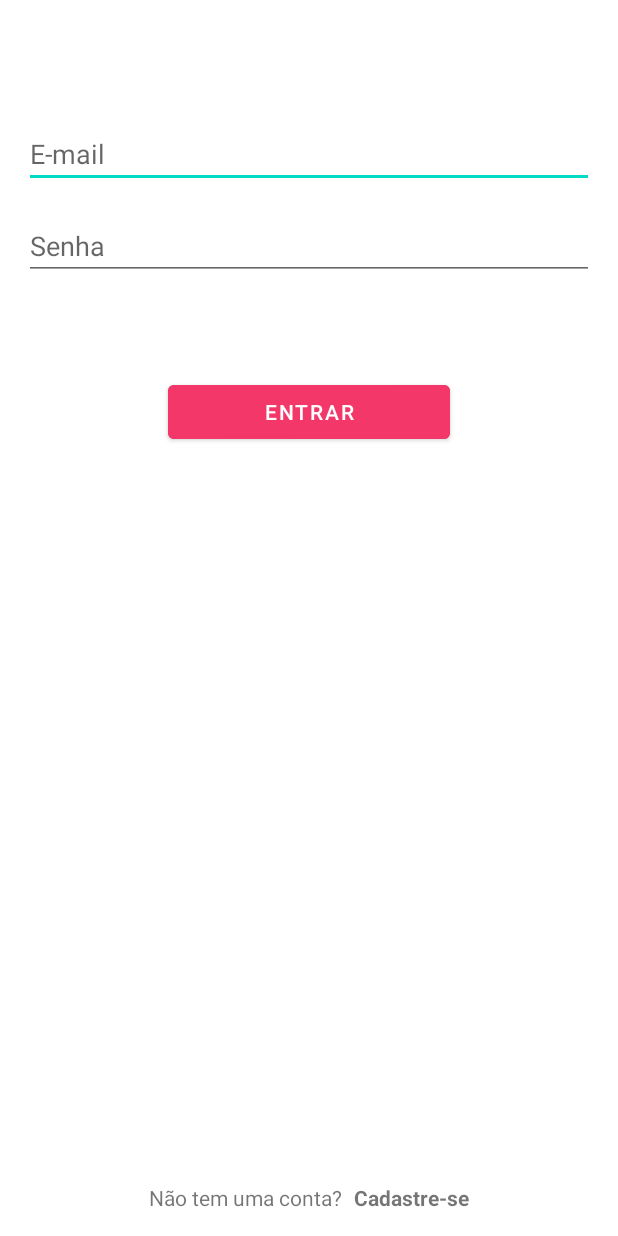
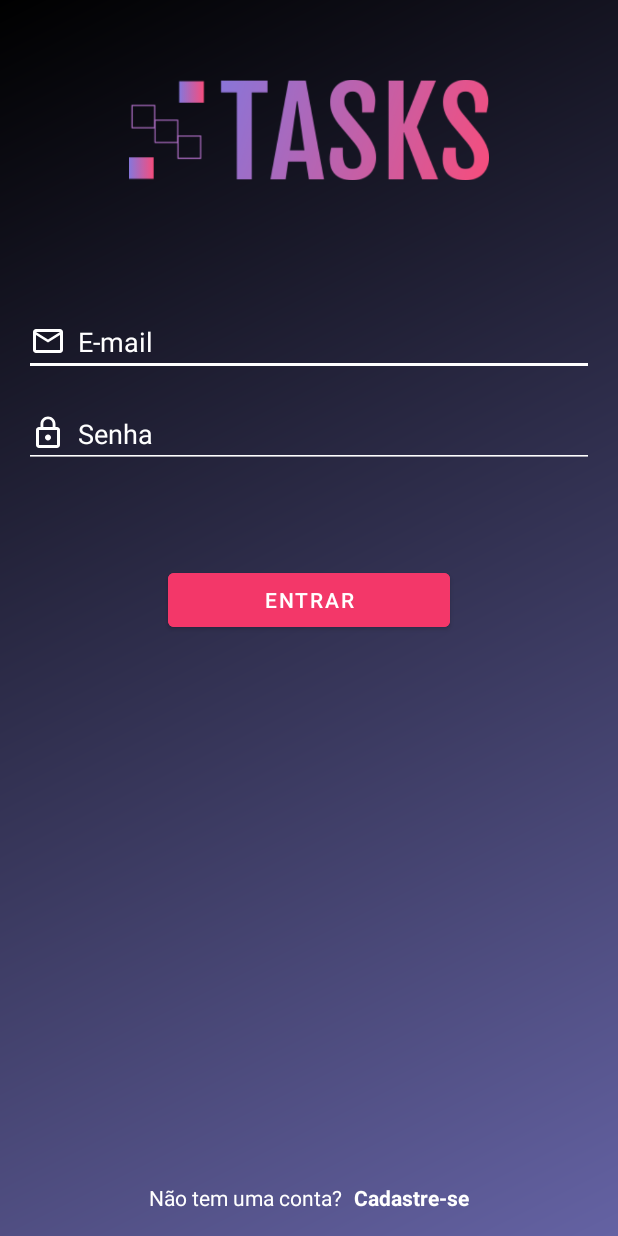
Before and after one commit to Caseca93/Task-Android, an Android app: the layout activity_login.xml on its own in the app's theme, with its tools: preview values and no code run, on a phone screen of 412 x 824 dp. Run offline under Robolectric (Android 15) with nearby library versions, the phone set to English and light mode, and no system bars; network calls fail.

Commit message:
LAYOUT - criando mais styles e icones

```diff
--- a/app/src/main/java/com/devmasterteam/tasks/view/LoginActivity.kt
+++ b/app/src/main/java/com/devmasterteam/tasks/view/LoginActivity.kt
@@ -26,6 +26,7 @@ class LoginActivity : AppCompatActivity(), View.OnClickListener {
 
         // Layout
         setContentView(binding.root)
+        supportActionBar?.hide()
 
         // Eventos
         binding.buttonLogin.setOnClickListener(this)
--- /dev/null
+++ b/app/src/main/res/drawable/shape_background.xml
@@ -0,0 +1,9 @@
+<?xml version="1.0" encoding="utf-8"?>
+<shape xmlns:android="http://schemas.android.com/apk/res/android"
+    android:shape="rectangle">
+    <gradient
+        android:angle="135"
+        android:startColor="@color/purple_500"
+        android:endColor="@color/black"
+        android:type="linear"/>
+</shape>
--- a/app/src/main/res/layout/activity_login.xml
+++ b/app/src/main/res/layout/activity_login.xml
@@ -4,25 +4,40 @@
     xmlns:tools="http://schemas.android.com/tools"
     android:layout_width="match_parent"
     android:layout_height="match_parent"
+    android:background="@drawable/shape_background"
     android:padding="16dp"
     tools:context=".view.LoginActivity">
 
-    <EditText
-        android:id="@+id/edit_email"
-        android:layout_width="0dp"
+    <ImageView
+        android:id="@+id/image_logo"
+        android:layout_width="240dp"
+        android:layout_marginTop="16dp"
         android:layout_height="wrap_content"
-        android:layout_marginTop="64dp"
-        android:hint="@string/email"
-        android:inputType="textEmailAddress"
+        android:src="@drawable/ic_logotipo"
         app:layout_constraintEnd_toEndOf="parent"
         app:layout_constraintStart_toStartOf="parent"
         app:layout_constraintTop_toTopOf="parent" />
 
     <EditText
+        android:id="@+id/edit_email"
+        style="@style/EditTextWhite"
+        android:layout_width="0dp"
+        android:layout_height="wrap_content"
+        android:layout_marginTop="64dp"
+        android:drawableStart="@drawable/ic_mail"
+        android:hint="@string/email"
+        android:inputType="textEmailAddress"
+        app:layout_constraintEnd_toEndOf="parent"
+        app:layout_constraintStart_toStartOf="parent"
+        app:layout_constraintTop_toBottomOf="@id/image_logo" />
+
+    <EditText
         android:id="@+id/edit_password"
+        style="@style/EditTextWhite"
         android:layout_width="0dp"
         android:layout_height="wrap_content"
         android:layout_marginTop="16dp"
+        android:drawableStart="@drawable/ic_lock"
         android:hint="@string/senha"
         android:inputType="textPassword"
         app:layout_constraintEnd_toEndOf="parent"
@@ -31,11 +46,11 @@
 
     <Button
         android:id="@+id/button_login"
+        style="@style/DefaultButton"
         android:layout_width="wrap_content"
         android:layout_height="wrap_content"
         android:layout_gravity="center_horizontal"
         android:layout_marginTop="64dp"
-        style="@style/DefaultButton"
         android:text="@string/entrar"
         app:layout_constraintEnd_toEndOf="parent"
         app:layout_constraintStart_toStartOf="parent"
@@ -46,6 +61,7 @@
         android:layout_width="wrap_content"
         android:layout_height="wrap_content"
         android:text="@string/nao_tem_uma_conta"
+        android:textColor="@color/white"
         app:layout_constraintBottom_toBottomOf="parent"
         app:layout_constraintEnd_toStartOf="@id/text_register"
         app:layout_constraintHorizontal_chainStyle="packed"
@@ -58,6 +74,7 @@
         android:layout_marginStart="8dp"
         android:layout_toEndOf="@id/text_new_account"
         android:text="@string/cadastre_se"
+        android:textColor="@color/white"
         android:textStyle="bold"
         app:layout_constraintBottom_toBottomOf="parent"
         app:layout_constraintEnd_toEndOf="parent"
--- a/app/src/main/res/layout/app_bar_main.xml
+++ b/app/src/main/res/layout/app_bar_main.xml
@@ -28,7 +28,9 @@
         android:layout_height="wrap_content"
         android:layout_gravity="bottom|end"
         android:layout_marginEnd="@dimen/fab_margin"
+        android:backgroundTint="@color/pink"
+        app:tint="@color/white"
         android:layout_marginBottom="16dp"
-        app:srcCompat="@android:drawable/ic_dialog_email" />
+        app:srcCompat="@drawable/ic_add" />
 
 </androidx.coordinatorlayout.widget.CoordinatorLayout>
--- a/app/src/main/res/layout/nav_header_main.xml
+++ b/app/src/main/res/layout/nav_header_main.xml
@@ -3,7 +3,7 @@
     xmlns:app="http://schemas.android.com/apk/res-auto"
     android:layout_width="match_parent"
     android:layout_height="@dimen/nav_header_height"
-    android:background="@drawable/side_nav_bar"
+    android:background="@drawable/shape_background"
     android:gravity="bottom"
     android:orientation="vertical"
     android:paddingLeft="@dimen/activity_horizontal_margin"
--- a/app/src/main/res/values/themes.xml
+++ b/app/src/main/res/values/themes.xml
@@ -31,4 +31,14 @@
         <item name="android:paddingTop">8dp</item>
         <item name="android:paddingBottom">8dp</item>
     </style>
+
+    <style name="EditTextWhite">
+        <item name="android:textColor">@color/white</item>
+        <item name="android:textColorHint">@color/white</item>
+        <item name="android:backgroundTint">@color/white</item>
+        <item name="android:drawablePadding">8dp</item>
+        <item name="android:drawableTint">@color/white</item>
+    </style>
+
+
 </resources>
```
